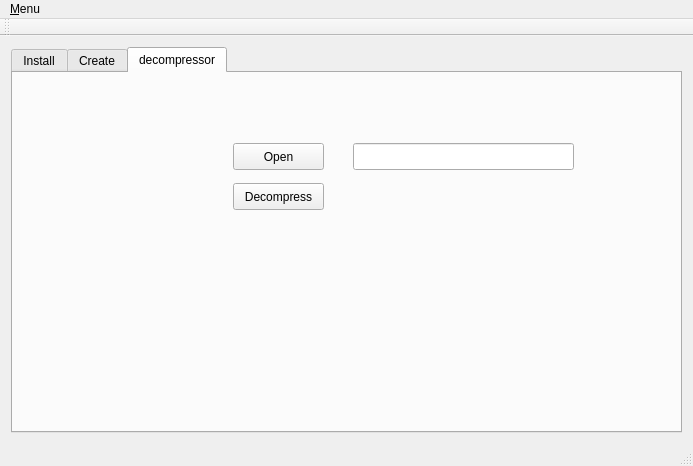
Before: the Qt Designer form qinstall.ui in netpipe/QInstall, drawn with Qt 5.
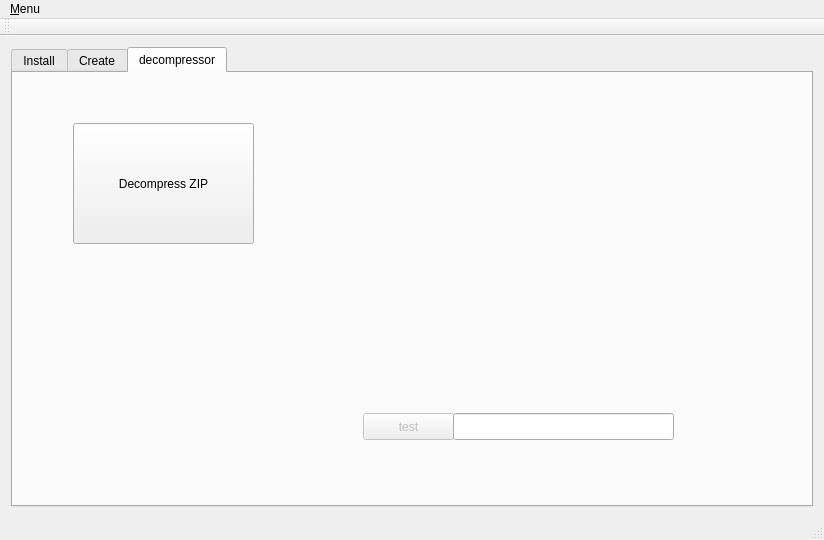
After: the same form once the commit is applied. The open tabs and pages were chosen to show the change.

Patch:
```diff
--- a/qinstall.ui
+++ b/qinstall.ui
@@ -6,8 +6,8 @@
    <rect>
     <x>0</x>
     <y>0</y>
-    <width>693</width>
-    <height>466</height>
+    <width>824</width>
+    <height>540</height>
    </rect>
   </property>
   <property name="windowTitle">
@@ -163,34 +163,37 @@
        <widget class="QPushButton" name="btnDecompress">
         <property name="geometry">
          <rect>
-          <x>220</x>
-          <y>110</y>
-          <width>91</width>
-          <height>27</height>
+          <x>60</x>
+          <y>50</y>
+          <width>181</width>
+          <height>121</height>
          </rect>
         </property>
         <property name="text">
-         <string>Decompress</string>
+         <string>Decompress ZIP</string>
         </property>
        </widget>
        <widget class="QPushButton" name="btnOpen">
+        <property name="enabled">
+         <bool>false</bool>
+        </property>
         <property name="geometry">
          <rect>
-          <x>220</x>
-          <y>70</y>
+          <x>350</x>
+          <y>340</y>
           <width>91</width>
           <height>27</height>
          </rect>
         </property>
         <property name="text">
-         <string>Open</string>
+         <string>test</string>
         </property>
        </widget>
        <widget class="QLineEdit" name="editZipFilePath">
         <property name="geometry">
          <rect>
-          <x>340</x>
-          <y>70</y>
+          <x>440</x>
+          <y>340</y>
           <width>221</width>
           <height>27</height>
          </rect>
@@ -206,8 +209,8 @@
     <rect>
      <x>0</x>
      <y>0</y>
-     <width>693</width>
-     <height>23</height>
+     <width>824</width>
+     <height>24</height>
     </rect>
    </property>
    <widget class="QMenu" name="menuMenu">
```
Left out of the diff: 46 changed lines with no effect on the pictures.
